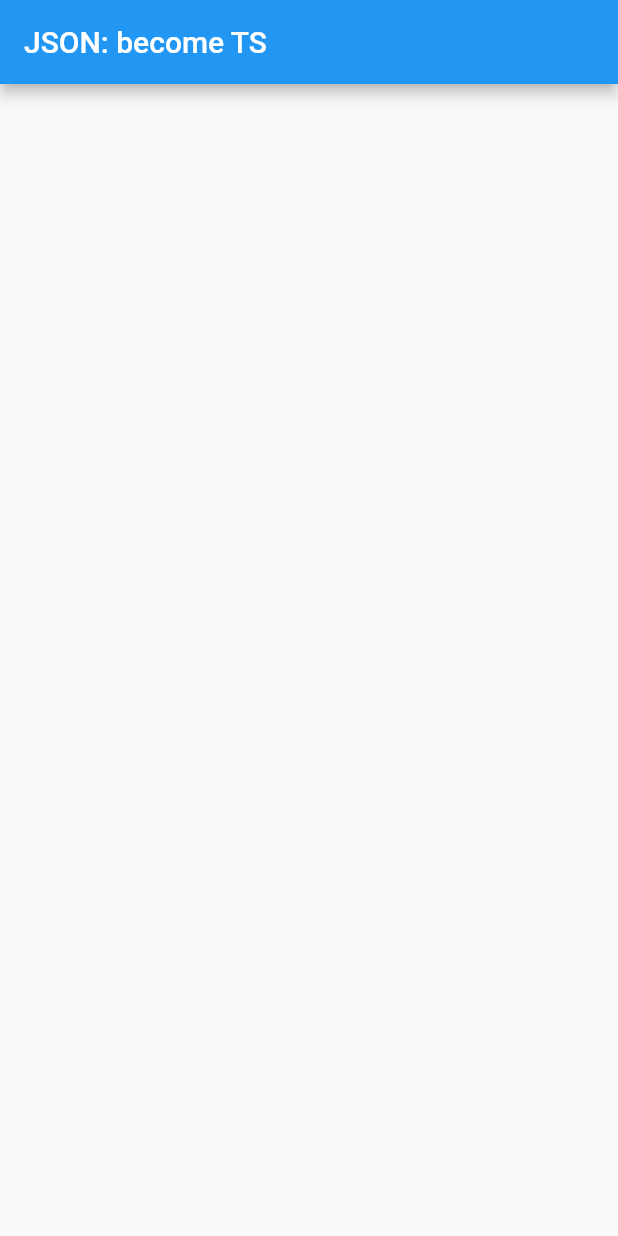
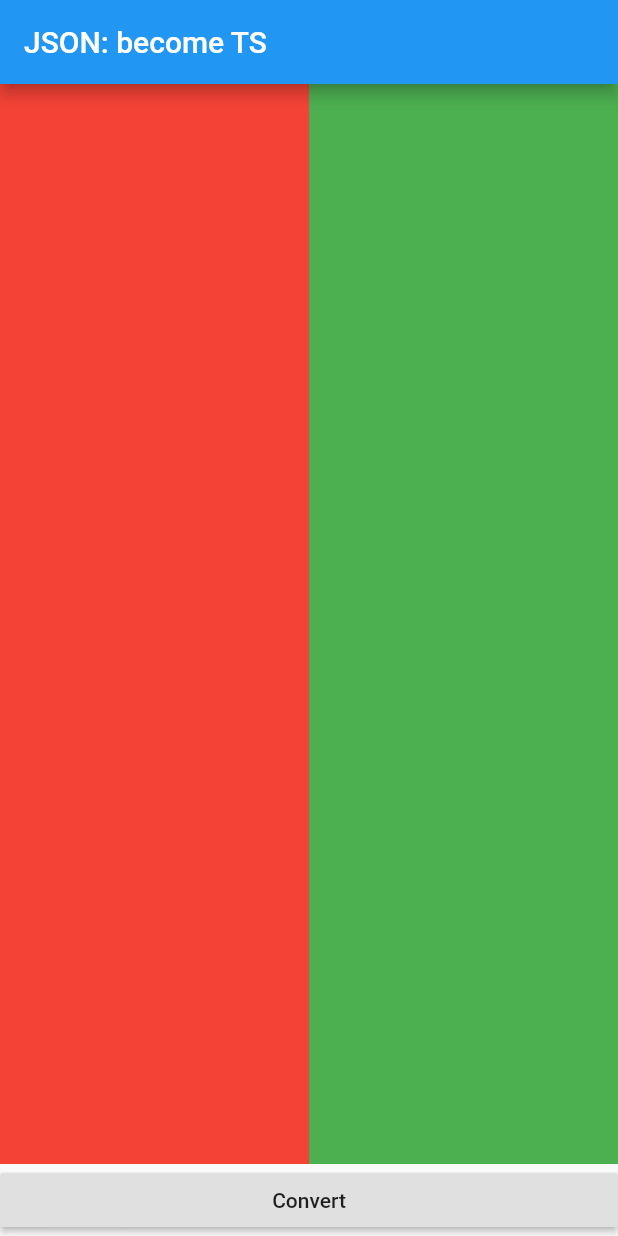
Before and after one commit to HenryQuan/json-become-ts, a Flutter app: the screen it shows after launch, on a phone screen of 412 x 824 dp. Run offline on Flutter 3.47's test engine with Material 2 defaults, Android fonts, the phone set to English and light mode, and no system bars.

Commit message:
added panels

```diff
--- a/GUI/lib/ui/page/HomePage.dart
+++ b/GUI/lib/ui/page/HomePage.dart
@@ -16,7 +16,31 @@ class _HomePageState extends State<HomePage> {
       appBar: AppBar(
         title: Text('JSON: become TS')
       ),
-      body: Container(),
+      body: Column(
+        children: <Widget>[
+          Expanded(
+            child: Row(
+              children: <Widget>[
+                Flexible(
+                  flex: 1,
+                  child: Container(color: Colors.red),
+                ),
+                Flexible(
+                  flex: 1,
+                  child: Container(color: Colors.green),
+                ),
+              ],
+            ),
+          ),
+          SizedBox(
+            width: double.infinity,
+            child: RaisedButton(
+              child: Text('Convert'),
+              onPressed: () {},
+            ),
+          )
+        ],
+      ),
     );
   }
 }
```
Also changed, not shown: 2 other files.
